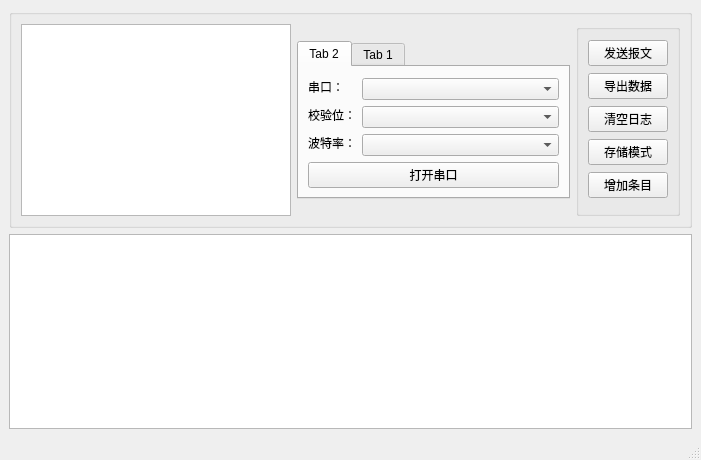
Old version of the form mainwindow.ui in the repository LysanderT/Modbus-Client-App.
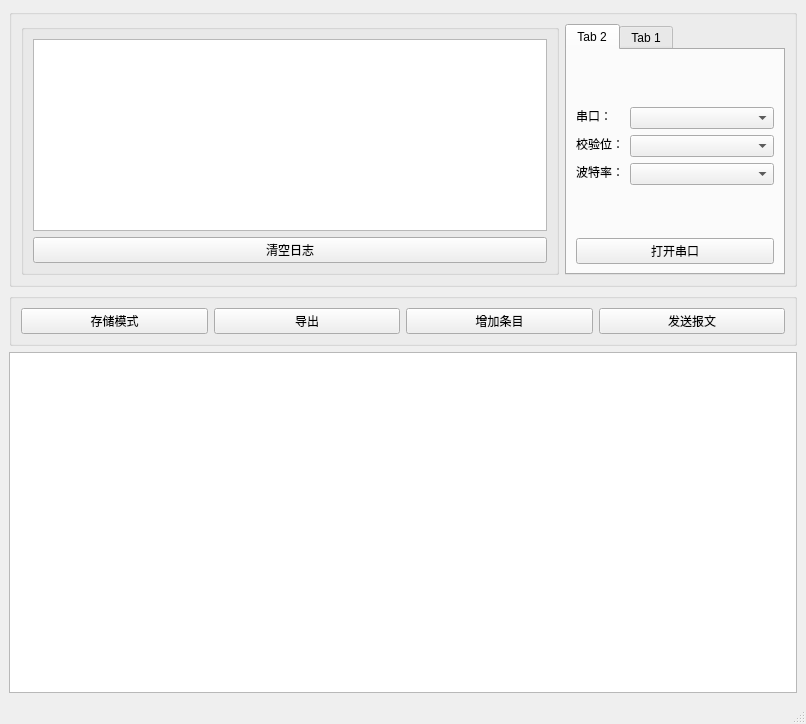
New version of the form.

Patch:
```diff
--- a/mainwindow.ui
+++ b/mainwindow.ui
@@ -6,8 +6,8 @@
    <rect>
     <x>0</x>
     <y>0</y>
-    <width>701</width>
-    <height>460</height>
+    <width>806</width>
+    <height>724</height>
    </rect>
   </property>
   <property name="sizePolicy">
@@ -32,11 +32,43 @@
       <property name="title">
        <string/>
       </property>
-      <layout class="QGridLayout" name="gridLayout_3">
-       <item row="2" column="2">
+      <layout class="QHBoxLayout" name="horizontalLayout_2">
+       <item>
+        <widget class="QGroupBox" name="groupBox_3">
+         <property name="title">
+          <string/>
+         </property>
+         <layout class="QVBoxLayout" name="verticalLayout_2">
+          <item>
+           <widget class="QTextBrowser" name="textBrowser">
+            <property name="sizePolicy">
+             <sizepolicy hsizetype="MinimumExpanding" vsizetype="MinimumExpanding">
+              <horstretch>0</horstretch>
+              <verstretch>0</verstretch>
+             </sizepolicy>
+            </property>
+            <property name="minimumSize">
+             <size>
+              <width>0</width>
+              <height>0</height>
+             </size>
+            </property>
+           </widget>
+          </item>
+          <item>
+           <widget class="QPushButton" name="logButton">
+            <property name="text">
+             <string>清空日志</string>
+            </property>
+           </widget>
+          </item>
+         </layout>
+        </widget>
+       </item>
+       <item>
         <widget class="QTabWidget" name="tabWidget">
          <property name="sizePolicy">
-          <sizepolicy hsizetype="Expanding" vsizetype="Maximum">
+          <sizepolicy hsizetype="Fixed" vsizetype="MinimumExpanding">
            <horstretch>0</horstretch>
            <verstretch>0</verstretch>
           </sizepolicy>
@@ -67,7 +99,7 @@
               <set>Qt::AlignBottom|Qt::AlignLeading|Qt::AlignLeft</set>
              </property>
              <property name="formAlignment">
-              <set>Qt::AlignBottom|Qt::AlignHCenter</set>
+              <set>Qt::AlignCenter</set>
              </property>
              <property name="horizontalSpacing">
               <number>-1</number>
@@ -286,91 +318,86 @@
          </widget>
         </widget>
        </item>
-       <item row="2" column="0" colspan="2">
-        <widget class="QTextBrowser" name="textBrowser">
+      </layout>
+     </widget>
+    </item>
+    <item>
+     <widget class="QGroupBox" name="groupBox_2">
+      <property name="sizePolicy">
+       <sizepolicy hsizetype="MinimumExpanding" vsizetype="Fixed">
+        <horstretch>0</horstretch>
+        <verstretch>0</verstretch>
+       </sizepolicy>
+      </property>
+      <property name="title">
+       <string/>
+      </property>
+      <property name="alignment">
+       <set>Qt::AlignLeading|Qt::AlignLeft|Qt::AlignVCenter</set>
+      </property>
+      <property name="flat">
+       <bool>true</bool>
+      </property>
+      <layout class="QHBoxLayout" name="horizontalLayout">
+       <item>
+        <widget class="QPushButton" name="EndianButton">
          <property name="sizePolicy">
-          <sizepolicy hsizetype="MinimumExpanding" vsizetype="Expanding">
+          <sizepolicy hsizetype="MinimumExpanding" vsizetype="Fixed">
            <horstretch>0</horstretch>
            <verstretch>0</verstretch>
           </sizepolicy>
          </property>
-         <property name="minimumSize">
-          <size>
-           <width>270</width>
-           <height>0</height>
-          </size>
+         <property name="text">
+          <string>存储模式</string>
          </property>
         </widget>
        </item>
-       <item row="2" column="3">
-        <widget class="QGroupBox" name="groupBox_3">
+       <item>
+        <widget class="QPushButton" name="exportButton">
          <property name="sizePolicy">
-          <sizepolicy hsizetype="Maximum" vsizetype="Preferred">
+          <sizepolicy hsizetype="MinimumExpanding" vsizetype="Fixed">
            <horstretch>0</horstretch>
            <verstretch>0</verstretch>
           </sizepolicy>
          </property>
-         <property name="title">
-          <string/>
+         <property name="text">
+          <string>导出</string>
          </property>
-         <layout class="QVBoxLayout" name="verticalLayout_2">
-          <item>
-           <widget class="QPushButton" name="ModbusButton">
-            <property name="sizePolicy">
-             <sizepolicy hsizetype="Preferred" vsizetype="Fixed">
-              <horstretch>0</horstretch>
-              <verstretch>0</verstretch>
-             </sizepolicy>
-            </property>
-            <property name="text">
-             <string>发送报文</string>
-            </property>
-           </widget>
-          </item>
-          <item>
-           <widget class="QPushButton" name="DataButton">
-            <property name="sizePolicy">
-             <sizepolicy hsizetype="Preferred" vsizetype="Fixed">
-              <horstretch>0</horstretch>
-              <verstretch>0</verstretch>
-             </sizepolicy>
-            </property>
-            <property name="text">
-             <string>导出数据</string>
-            </property>
-            <property name="autoDefault">
-             <bool>false</bool>
-            </property>
-            <property name="default">
-             <bool>false</bool>
-            </property>
-            <property name="flat">
-             <bool>false</bool>
-            </property>
-           </widget>
-          </item>
-          <item>
-           <widget class="QPushButton" name="logButton">
-            <property name="text">
-             <string>清空日志</string>
-            </property>
-           </widget>
-          </item>
-          <item>
-           <widget class="QPushButton" name="EndianButton">
-            <property name="text">
-             <string>存储模式</string>
-            </property>
-           </widget>
-          </item>
-          <item>
-           <widget class="QPushButton" name="plusButton">
-            <property name="text">
-             <string>增加条目</string>
-            </property>
-           </widget>
-          </item>
-         </layout>
+         <property name="autoDefault">
+          <bool>false</bool>
+         </property>
+         <property name="default">
+          <bool>false</bool>
+         </property>
+         <property name="flat">
+          <bool>false</bool>
+         </property>
+        </widget>
+       </item>
+       <item>
+        <widget class="QPushButton" name="plusButton">
+         <property name="sizePolicy">
+          <sizepolicy hsizetype="MinimumExpanding" vsizetype="Fixed">
+           <horstretch>0</horstretch>
+           <verstretch>0</verstretch>
+          </sizepolicy>
+         </property>
+         <property name="text">
+          <string>增加条目</string>
+         </property>
+        </widget>
+       </item>
+       <item>
+        <widget class="QPushButton" name="ModbusButton">
+         <property name="sizePolicy">
+          <sizepolicy hsizetype="MinimumExpanding" vsizetype="Fixed">
+           <horstretch>0</horstretch>
+           <verstretch>0</verstretch>
+          </sizepolicy>
+         </property>
+         <property name="text">
+          <string>发送报文</string>
+         </property>
         </widget>
        </item>
       </layout>
@@ -379,7 +406,7 @@
     <item>
      <widget class="QTableView" name="tableView">
       <property name="sizePolicy">
-       <sizepolicy hsizetype="Preferred" vsizetype="Preferred">
+       <sizepolicy hsizetype="MinimumExpanding" vsizetype="MinimumExpanding">
         <horstretch>0</horstretch>
         <verstretch>0</verstretch>
        </sizepolicy>
```
Left out of the diff: 2 changed lines with no effect on the pictures.
